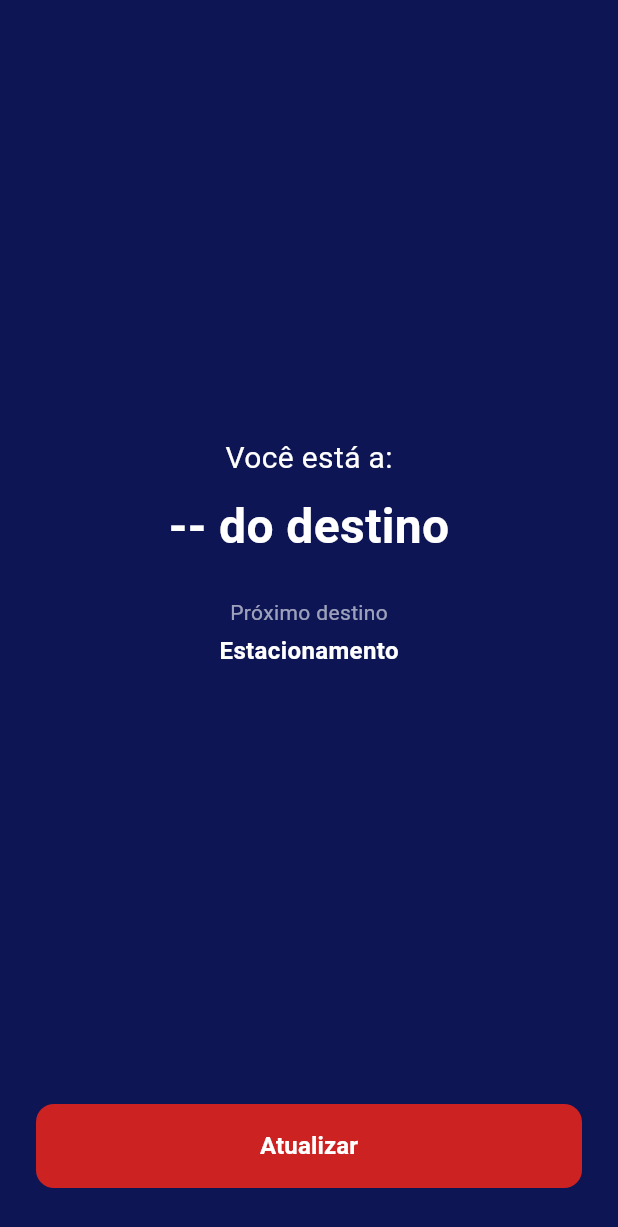
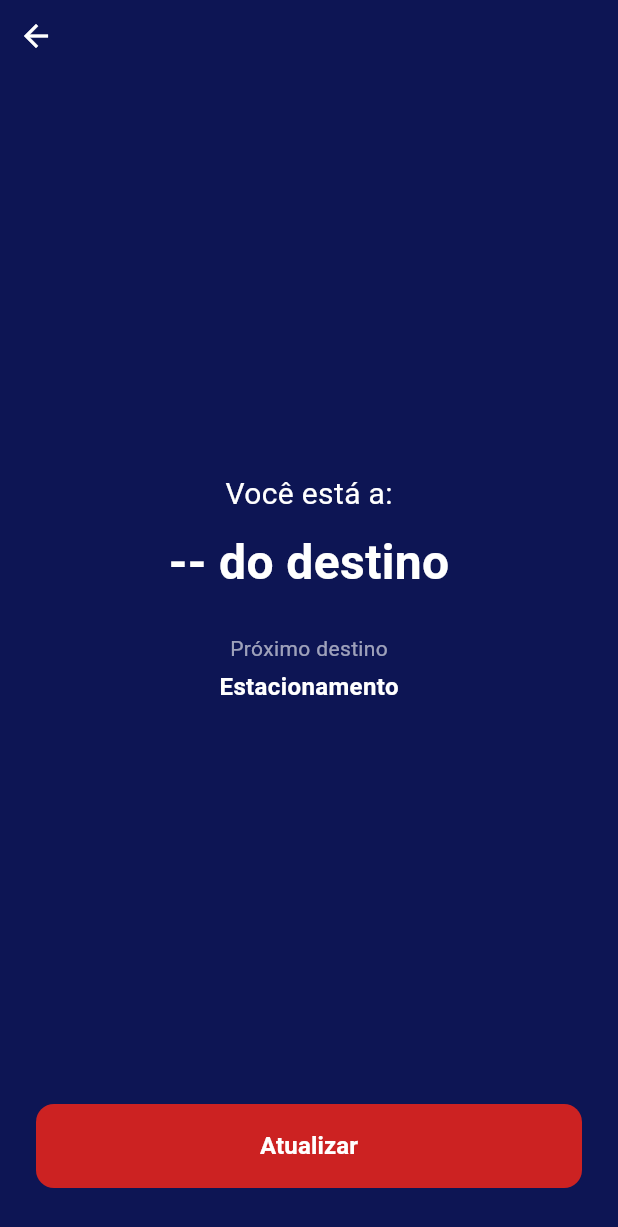
Before and after one commit to pedromeira220/PI_3_0101_02, a Flutter app: the screen it shows after launch, after a tap on "Iniciar", on a phone screen of 412 x 824 dp. Shown: the top 1227 px of the screen. Run offline on Flutter 3.47's test engine with Material 3 defaults, Android fonts, the phone set to English and light mode, and no system bars; our stand-ins replace cloud_functions, firebase_core, geolocator, shared_preferences; accounts and stored records are empty; generated files the repository leaves out were written again; network calls fail.

Commit message:
salvar o progresso

```diff
--- a/lib/screens/home_screen.dart
+++ b/lib/screens/home_screen.dart
@@ -14,6 +14,7 @@ class HomeScreen extends StatefulWidget {
 
 class _HomeScreenState extends State<HomeScreen> {
   bool _hasProgress = false;
+  String? _uid;
 
   @override
   void initState() {
@@ -24,13 +25,37 @@ class _HomeScreenState extends State<HomeScreen> {
   Future<void> _checkProgress() async {
     try {
       final uid = await UidService().getOrCreateUid();
+      _uid = uid;
       final player = await FunctionsService().loadProgress(uid);
       if (mounted && player.visitedLocationIds.isNotEmpty) {
         setState(() => _hasProgress = true);
       }
-    } catch (_) {
-      // sem progress salvo ou erro no firebase
-    }
+    } catch (_) {}
+  }
+
+  Future<void> _startNewGame() async {
+    final confirm = await showDialog<bool>(
+      context: context,
+      builder: (ctx) => AlertDialog(
+        title: const Text('Novo jogo'),
+        content: const Text('Tem certeza? O progresso atual será apagado.'),
+        actions: [
+          TextButton(
+            onPressed: () => Navigator.pop(ctx, false),
+            child: const Text('Cancelar'),
+          ),
+          TextButton(
+            onPressed: () => Navigator.pop(ctx, true),
+            child: const Text('Confirmar'),
+          ),
+        ],
+      ),
+    );
+    if (confirm != true || !mounted) return;
+    try {
+      await FunctionsService().saveProgress(_uid!, {}, {});
+    } catch (_) {}
+    if (mounted) Navigator.pushNamed(context, MapScreen.routeName);
   }
 
   @override
@@ -88,6 +113,30 @@ class _HomeScreenState extends State<HomeScreen> {
                   ),
                 ),
               ),
+              if (_hasProgress) ...[
+                const SizedBox(height: 12),
+                SizedBox(
+                  width: 200,
+                  height: 56,
+                  child: OutlinedButton(
+                    onPressed: _startNewGame,
+                    style: OutlinedButton.styleFrom(
+                      foregroundColor: Colors.white,
+                      side: const BorderSide(color: Colors.white54),
+                      shape: RoundedRectangleBorder(
+                        borderRadius: BorderRadius.circular(12),
+                      ),
+                    ),
+                    child: const Text(
+                      'Novo jogo',
+                      style: TextStyle(
+                        fontSize: 18,
+                        fontWeight: FontWeight.bold,
+                      ),
+                    ),
+                  ),
+                ),
+              ],
             ],
           ),
         ),
--- a/lib/screens/map_screen.dart
+++ b/lib/screens/map_screen.dart
@@ -80,12 +80,10 @@ class _MapScreenState extends State<MapScreen> {
       _locations = results[0] as List<LocationModel>;
       _player = results[1] as PlayerModel;
 
-      // Se não há nenhum local desbloqueado, inicializa com o primeiro
       if (_player!.unlockedLocationIds.isEmpty && _locations.isNotEmpty) {
         _player = PlayerModel.fresh(_uid!, _locations.first.id);
       }
     } catch (_) {
-      // Fallback: dados locais + progresso do zero
       _locations = local_data.locations;
       _player = PlayerModel.fresh(_uid!, local_data.locations.first.id);
     }
@@ -110,7 +108,6 @@ class _MapScreenState extends State<MapScreen> {
 
     final visited = {..._player!.visitedLocationIds, target.id};
 
-    // Desbloqueia o próximo na sequência
     LocationModel? nextLoc;
     try {
       nextLoc = _locations.firstWhere(
@@ -128,7 +125,6 @@ class _MapScreenState extends State<MapScreen> {
     try {
       await _functionsService.saveProgress(_uid!, visited, unlocked);
     } catch (_) {
-      // ignora erro de rede, atualiza estado local mesmo assim
     }
 
     if (mounted) {
@@ -187,7 +183,16 @@ class _MapScreenState extends State<MapScreen> {
   }
 
   Widget _buildCompleted() {
-    return const Center(
+    return Column(
+      children: [
+        Align(
+          alignment: Alignment.topLeft,
+          child: IconButton(
+            onPressed: () => Navigator.pop(context),
+            icon: const Icon(Icons.arrow_back, color: Colors.white),
+          ),
+        ),
+        const Expanded(
           child: Column(
             mainAxisAlignment: MainAxisAlignment.center,
             children: [
@@ -208,6 +213,8 @@ class _MapScreenState extends State<MapScreen> {
               ),
             ],
           ),
+        ),
+      ],
     );
   }
 
@@ -215,6 +222,13 @@ class _MapScreenState extends State<MapScreen> {
     final target = _currentTarget;
     return Column(
       children: [
+        Align(
+          alignment: Alignment.topLeft,
+          child: IconButton(
+            onPressed: () => Navigator.pop(context),
+            icon: const Icon(Icons.arrow_back, color: Colors.white),
+          ),
+        ),
         Expanded(
           child: Center(
             child: Column(
```
Lines whose indentation alone changed are shown as unchanged.
